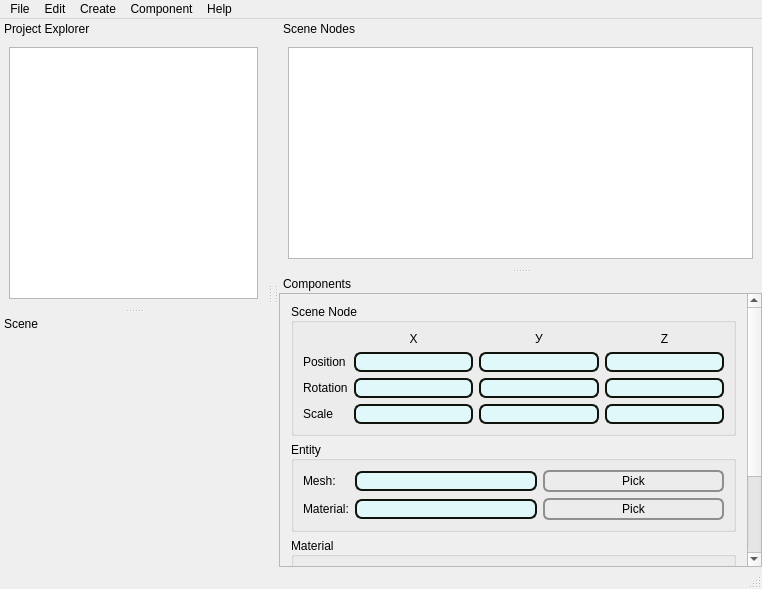
The window that mainwindow.ui (Smiter/Ogre_editor) describes before a commit, drawn with Qt 5.
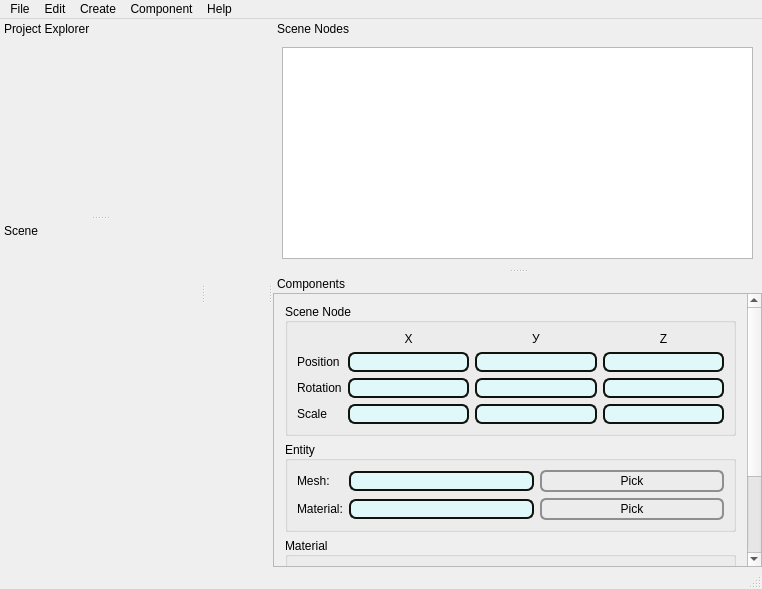
The same window after the commit.

Patch:
```diff
--- a/mainwindow.ui
+++ b/mainwindow.ui
@@ -100,39 +100,7 @@
    <widget class="QWidget" name="dockWidgetContents_15">
     <layout class="QHBoxLayout" name="horizontalLayout_3">
      <item>
-      <layout class="QHBoxLayout" name="horizontalLayout">
-       <item>
-        <widget class="QTreeView" name="prExplorerTree">
-         <property name="sizePolicy">
-          <sizepolicy hsizetype="Preferred" vsizetype="Preferred">
-           <horstretch>0</horstretch>
-           <verstretch>0</verstretch>
-          </sizepolicy>
-         </property>
-         <property name="minimumSize">
-          <size>
-           <width>0</width>
-           <height>0</height>
-          </size>
-         </property>
-         <property name="maximumSize">
-          <size>
-           <width>65656</width>
-           <height>76767</height>
-          </size>
-         </property>
-         <property name="sizeIncrement">
-          <size>
-           <width>0</width>
-           <height>0</height>
-          </size>
-         </property>
-         <property name="animated">
-          <bool>true</bool>
-         </property>
-        </widget>
-       </item>
-      </layout>
+      <layout class="QHBoxLayout" name="horizontalLayout"/>
      </item>
     </layout>
    </widget>
@@ -255,7 +223,7 @@
         <property name="geometry">
          <rect>
           <x>0</x>
-          <y>0</y>
+          <y>-106</y>
           <width>449</width>
           <height>375</height>
          </rect>
```
Left out of the diff: 15 changed lines with no effect on the pictures.
